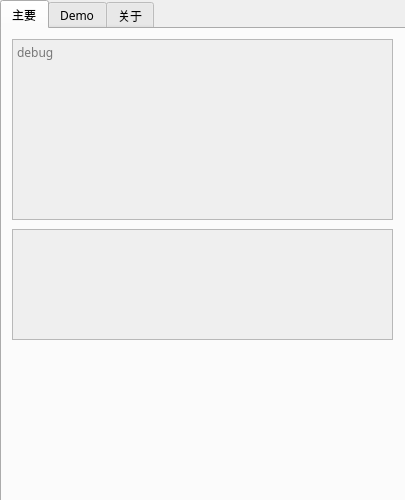
Old version of the form mainwindow.ui in the repository Purple-CSGO/CSGO-Toolbox-Qt.
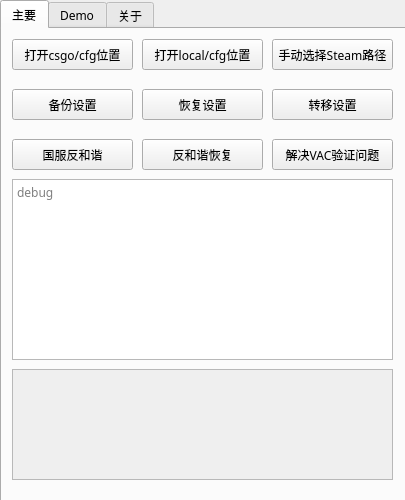
New version of the form. The open tabs and pages were chosen to show the change.

Commit message: 增加若干功能的按钮，调试获取路径的代码，steamPath获取已经调通，csgoPath待调试

Diff of the .ui file:
```diff
--- a/mainwindow.ui
+++ b/mainwindow.ui
@@ -91,7 +91,7 @@
        </property>
        <widget class="QWidget" name="TabMain">
         <property name="enabled">
-         <bool>false</bool>
+         <bool>true</bool>
         </property>
         <property name="minimumSize">
          <size>
@@ -109,10 +109,13 @@
          <string>主要</string>
         </attribute>
         <widget class="QPlainTextEdit" name="debug">
+         <property name="enabled">
+          <bool>true</bool>
+         </property>
          <property name="geometry">
           <rect>
            <x>10</x>
-           <y>10</y>
+           <y>150</y>
            <width>381</width>
            <height>181</height>
           </rect>
@@ -122,15 +125,135 @@
          </property>
         </widget>
         <widget class="QTableView" name="userdata">
+         <property name="enabled">
+          <bool>false</bool>
+         </property>
          <property name="geometry">
           <rect>
            <x>10</x>
-           <y>200</y>
+           <y>340</y>
            <width>381</width>
            <height>111</height>
           </rect>
          </property>
         </widget>
+        <widget class="QPushButton" name="opencsgocfg">
+         <property name="geometry">
+          <rect>
+           <x>10</x>
+           <y>10</y>
+           <width>121</width>
+           <height>31</height>
+          </rect>
+         </property>
+         <property name="text">
+          <string>打开csgo/cfg位置</string>
+         </property>
+        </widget>
+        <widget class="QPushButton" name="backupSetting">
+         <property name="geometry">
+          <rect>
+           <x>10</x>
+           <y>60</y>
+           <width>121</width>
+           <height>31</height>
+          </rect>
+         </property>
+         <property name="text">
+          <string>备份设置</string>
+         </property>
+        </widget>
+        <widget class="QPushButton" name="openlocalcfg">
+         <property name="geometry">
+          <rect>
+           <x>140</x>
+           <y>10</y>
+           <width>121</width>
+           <height>31</height>
+          </rect>
+         </property>
+         <property name="text">
+          <string>打开local/cfg位置</string>
+         </property>
+        </widget>
+        <widget class="QPushButton" name="restoreSetting">
+         <property name="geometry">
+          <rect>
+           <x>140</x>
+           <y>60</y>
+           <width>121</width>
+           <height>31</height>
+          </rect>
+         </property>
+         <property name="text">
+          <string>恢复设置</string>
+         </property>
+        </widget>
+        <widget class="QPushButton" name="manual">
+         <property name="geometry">
+          <rect>
+           <x>270</x>
+           <y>10</y>
+           <width>121</width>
+           <height>31</height>
+          </rect>
+         </property>
+         <property name="text">
+          <string>手动选择Steam路径</string>
+         </property>
+        </widget>
+        <widget class="QPushButton" name="transferSetting">
+         <property name="geometry">
+          <rect>
+           <x>270</x>
+           <y>60</y>
+           <width>121</width>
+           <height>31</height>
+          </rect>
+         </property>
+         <property name="text">
+          <string>转移设置</string>
+         </property>
+        </widget>
+        <widget class="QPushButton" name="antiHarmony">
+         <property name="geometry">
+          <rect>
+           <x>10</x>
+           <y>110</y>
+           <width>121</width>
+           <height>31</height>
+          </rect>
+         </property>
+         <property name="text">
+          <string>国服反和谐</string>
+         </property>
+        </widget>
+        <widget class="QPushButton" name="reloadHarmony">
+         <property name="geometry">
+          <rect>
+           <x>140</x>
+           <y>110</y>
+           <width>121</width>
+           <height>31</height>
+          </rect>
+         </property>
+         <property name="text">
+          <string>反和谐恢复</string>
+         </property>
+        </widget>
+        <widget class="QPushButton" name="solveVAC">
+         <property name="geometry">
+          <rect>
+           <x>270</x>
+           <y>110</y>
+           <width>121</width>
+           <height>31</height>
+          </rect>
+         </property>
+         <property name="text">
+          <string>解决VAC验证问题</string>
+         </property>
+        </widget>
        </widget>
        <widget class="QWidget" name="TabDemo">
         <property name="maximumSize">
```
Left out of the diff: 2 changed lines with no effect on the pictures. The commit also changes 3 other files.
